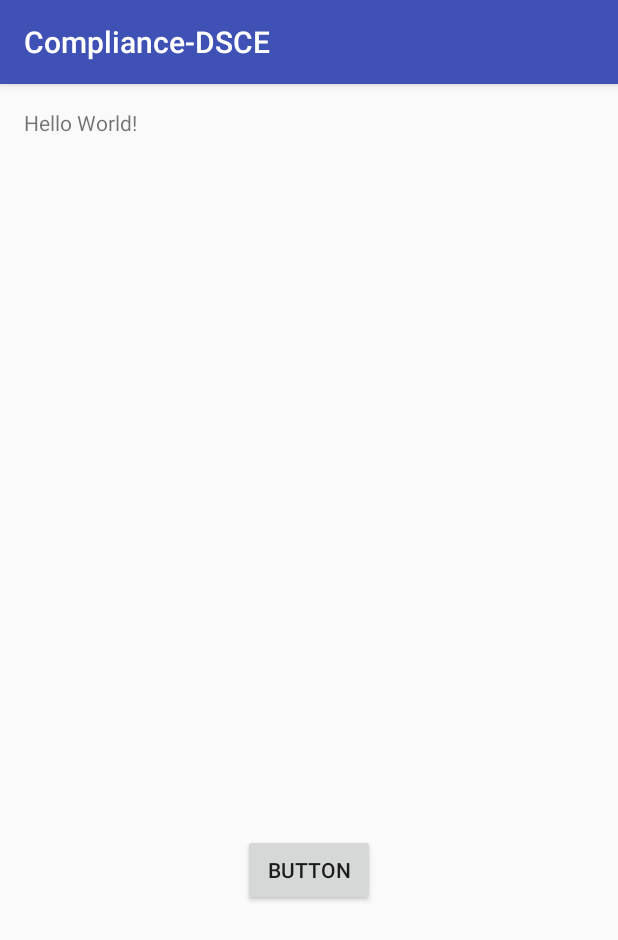
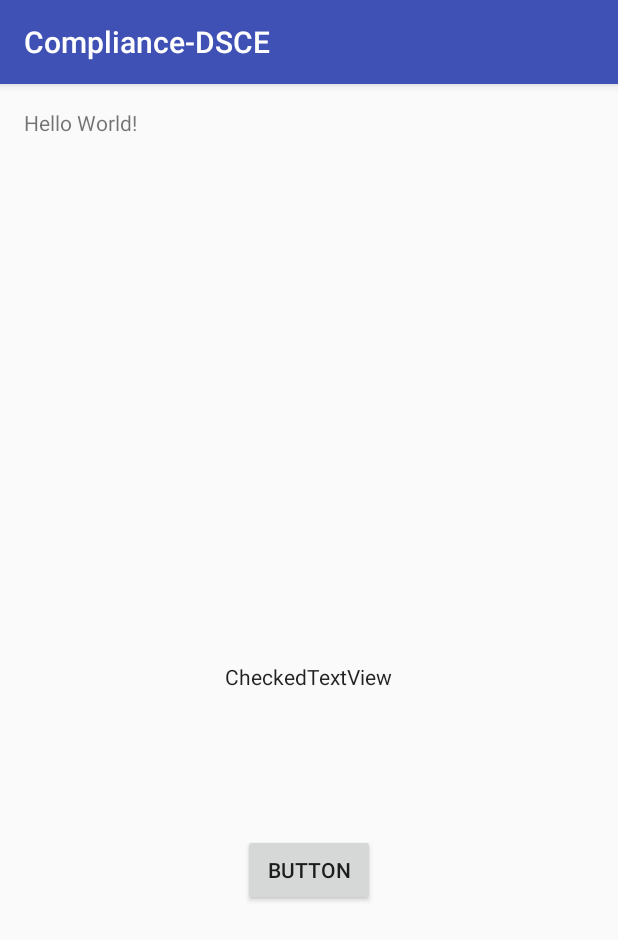
Before and after one commit to sreevishnu211/Compliance-DSCE2, an Android app: the screen it shows after launch (MainActivity), on a phone screen of 412 x 824 dp. Shown: the top 940 px of the screen. Run offline under Robolectric (Android 15) with nearby library versions, the phone set to English and light mode, and no system bars.

```diff
--- a/app/src/main/res/layout/activity_main.xml
+++ b/app/src/main/res/layout/activity_main.xml
@@ -23,4 +23,13 @@
         android:layout_centerHorizontal="true"
         android:layout_marginBottom="204dp"
         android:id="@+id/button" />
+
+    <CheckedTextView
+        android:text="CheckedTextView"
+        android:layout_width="wrap_content"
+        android:layout_height="wrap_content"
+        android:layout_above="@+id/button"
+        android:layout_centerHorizontal="true"
+        android:layout_marginBottom="95dp"
+        android:id="@+id/checkedTextView" />
 </RelativeLayout>
```
